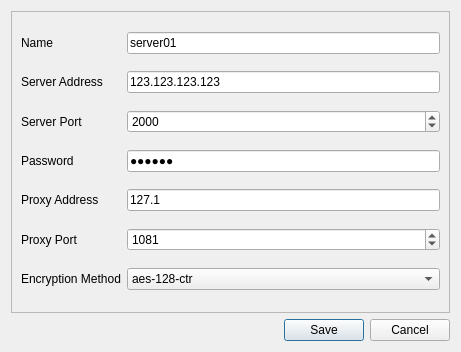
The window that Socks-Alice/serverEditDialog.ui (sky-bro/SocksAB) describes before a commit, drawn with Qt 5.
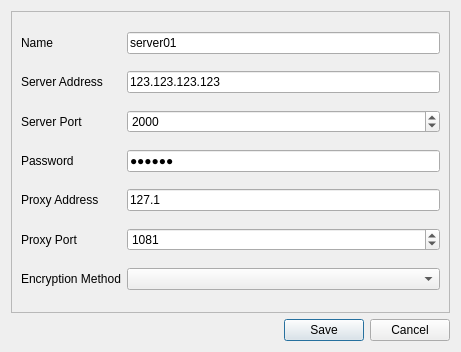
The same window after the commit.

```diff
--- a/Socks-Alice/serverEditDialog.ui
+++ b/Socks-Alice/serverEditDialog.ui
@@ -83,16 +83,6 @@
           <verstretch>0</verstretch>
          </sizepolicy>
         </property>
-        <item>
-         <property name="text">
-          <string>aes-128-ctr</string>
-         </property>
-        </item>
-        <item>
-         <property name="text">
-          <string>aes-128-gcm</string>
-         </property>
-        </item>
        </widget>
       </item>
       <item row="2" column="1">
```
